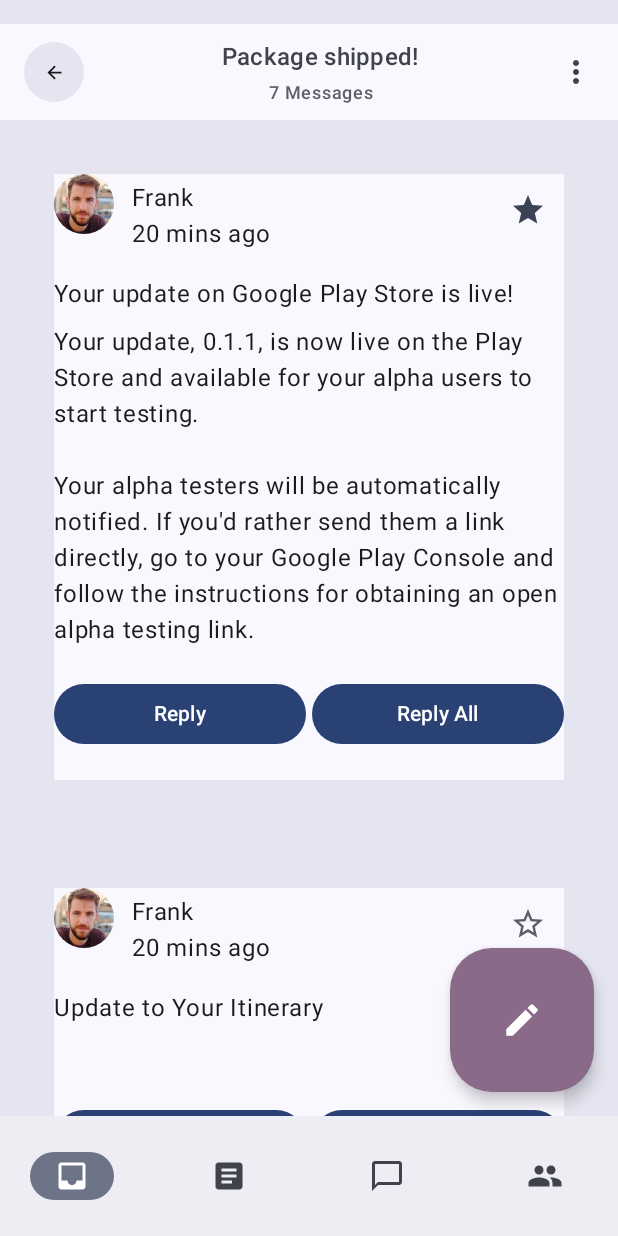
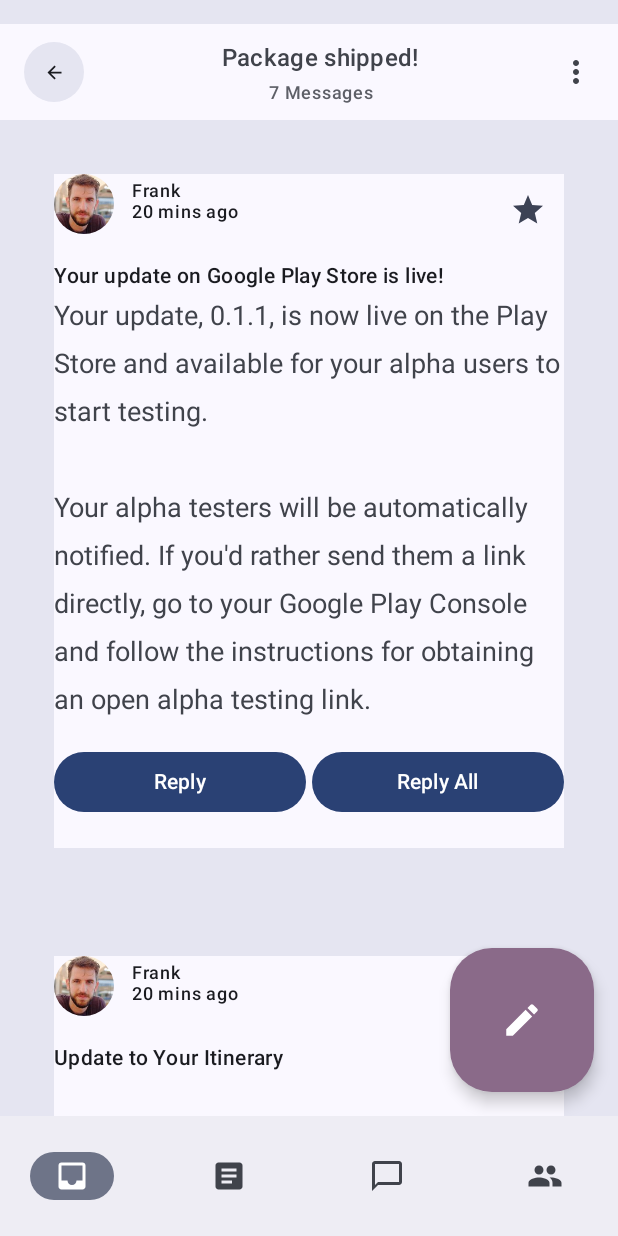
Before and after one commit to P-BUS/Compose-Theming, an Android app built with Jetpack Compose: the screen it shows after launch (MainActivity), after a tap on "Google", on a phone screen of 412 x 824 dp. Run offline under Robolectric (Android 15) with nearby library versions, the phone set to English and light mode, and no system bars.

```diff
--- a/app/src/main/java/com/example/reply/ui/components/ReplyEmailListItem.kt
+++ b/app/src/main/java/com/example/reply/ui/components/ReplyEmailListItem.kt
@@ -80,9 +80,11 @@ fun ReplyEmailListItem(
                 ) {
                     Text(
                         text = email.sender.firstName,
+                        style = MaterialTheme.typography.labelMedium
                     )
                     Text(
                         text = email.createdAt,
+                        style = MaterialTheme.typography.labelMedium
                     )
                 }
                 IconButton(
@@ -100,10 +102,12 @@ fun ReplyEmailListItem(
 
             Text(
                 text = email.subject,
+                style = MaterialTheme.typography.titleLarge,
                 modifier = Modifier.padding(top = 12.dp, bottom = 8.dp),
             )
             Text(
                 text = email.body,
+                style = MaterialTheme.typography.bodyLarge,
                 maxLines = 2,
                 overflow = TextOverflow.Ellipsis
             )
--- a/app/src/main/java/com/example/reply/ui/components/ReplyEmailThreadItem.kt
+++ b/app/src/main/java/com/example/reply/ui/components/ReplyEmailThreadItem.kt
@@ -27,7 +27,6 @@ import androidx.compose.material.icons.Icons
 import androidx.compose.material.icons.filled.Star
 import androidx.compose.material.icons.filled.StarBorder
 import androidx.compose.material3.Button
-import androidx.compose.material3.Card
 import androidx.compose.material3.Icon
 import androidx.compose.material3.IconButton
 import androidx.compose.material3.MaterialTheme
@@ -65,9 +64,11 @@ fun ReplyEmailThreadItem(
             ) {
                 Text(
                     text = email.sender.firstName,
+                    style = MaterialTheme.typography.labelMedium
                 )
                 Text(
                     text = stringResource(id = R.string.twenty_mins_ago),
+                    style = MaterialTheme.typography.labelMedium
                 )
             }
             IconButton(
@@ -85,11 +86,14 @@ fun ReplyEmailThreadItem(
 
         Text(
             text = email.subject,
+            style = MaterialTheme.typography.bodyMedium,
             modifier = Modifier.padding(top = 12.dp, bottom = 8.dp),
         )
 
         Text(
             text = email.body,
+            style = MaterialTheme.typography.bodyLarge,
+            color = MaterialTheme.colorScheme.onSurfaceVariant
         )
         Row(
             modifier = Modifier
--- a/app/src/main/java/com/example/reply/ui/theme/Theme.kt
+++ b/app/src/main/java/com/example/reply/ui/theme/Theme.kt
@@ -127,6 +127,7 @@ fun ReplyTheme(
 
     MaterialTheme(
         colorScheme = replyColorScheme,
-        content = content
+        content = content,
+        typography = typography
     )
 }
--- a/app/src/main/java/com/example/reply/ui/theme/Type.kt
+++ b/app/src/main/java/com/example/reply/ui/theme/Type.kt
@@ -18,34 +18,40 @@ package com.example.reply.ui.theme
 
 import androidx.compose.material3.Typography
 import androidx.compose.ui.text.TextStyle
-import androidx.compose.ui.text.font.FontFamily
 import androidx.compose.ui.text.font.FontWeight
 import androidx.compose.ui.unit.sp
 
 // Material 3 typography
 // Set of Material typography styles to start with
-val Typography = Typography(
-    bodyLarge = TextStyle(
-        fontFamily = FontFamily.Default,
-        fontWeight = FontWeight.Normal,
-        fontSize = 16.sp,
-        lineHeight = 24.sp,
-        letterSpacing = 0.5.sp
-    )
-    /* Other default text styles to override
+val typography = Typography(
+    headlineSmall = TextStyle(
+        fontWeight = FontWeight.SemiBold,
+        fontSize = 24.sp,
+        lineHeight = 32.sp,
+        letterSpacing = 0.sp
+    ),
     titleLarge = TextStyle(
-        fontFamily = FontFamily.Default,
-        fontWeight = FontWeight.Normal,
-        fontSize = 22.sp,
+        fontWeight = FontWeight.SemiBold,
+        fontSize = 18.sp,
         lineHeight = 28.sp,
         letterSpacing = 0.sp
     ),
-    labelSmall = TextStyle(
-        fontFamily = FontFamily.Default,
+    bodyLarge = TextStyle(
+        fontWeight = FontWeight.Normal,
+        fontSize = 18.sp,
+        lineHeight = 32.sp,
+        letterSpacing = 0.0.sp
+    ),
+    bodyMedium = TextStyle(
         fontWeight = FontWeight.Medium,
-        fontSize = 11.sp,
+        fontSize = 14.sp,
+        lineHeight = 20.sp,
+        letterSpacing = 0.25.sp
+    ),
+    labelMedium = TextStyle(
+        fontWeight = FontWeight.SemiBold,
+        fontSize = 12.sp,
         lineHeight = 16.sp,
         letterSpacing = 0.5.sp
     )
-    */
 )
```
